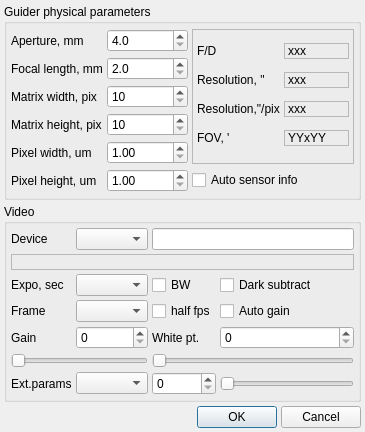
The window that lin_guider/ui/setup_video.ui (rumengb/lin_guider) describes before a commit, drawn with Qt 5.
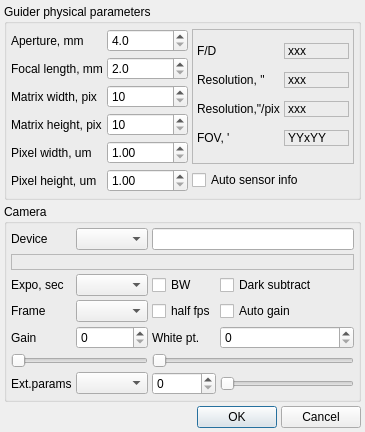
The same window after the commit.

Commit message: renamed video to camera in gui

Diff of the .ui file:
```diff
--- a/lin_guider/ui/setup_video.ui
+++ b/lin_guider/ui/setup_video.ui
@@ -62,7 +62,7 @@
    <item row="1" column="0" colspan="3">
     <widget class="QGroupBox" name="groupBox_Video">
      <property name="title">
-      <string>Video</string>
+      <string>Camera</string>
      </property>
      <layout class="QGridLayout" name="gridLayout_3">
       <property name="margin">
```
The commit also changes 3 other files.
